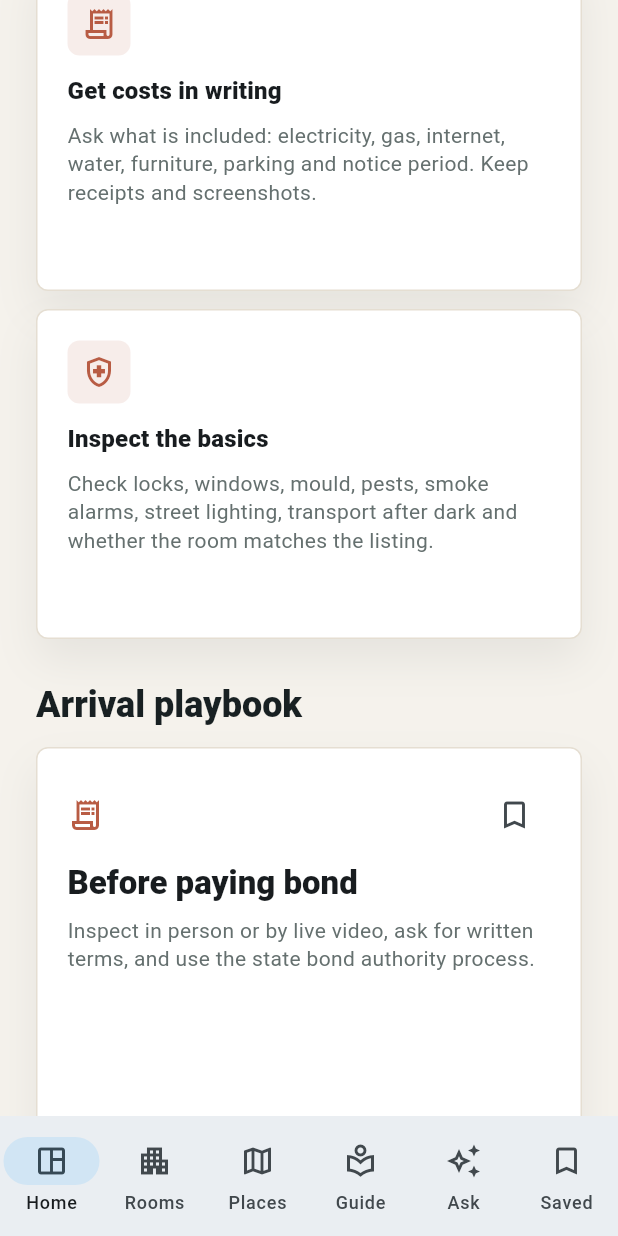
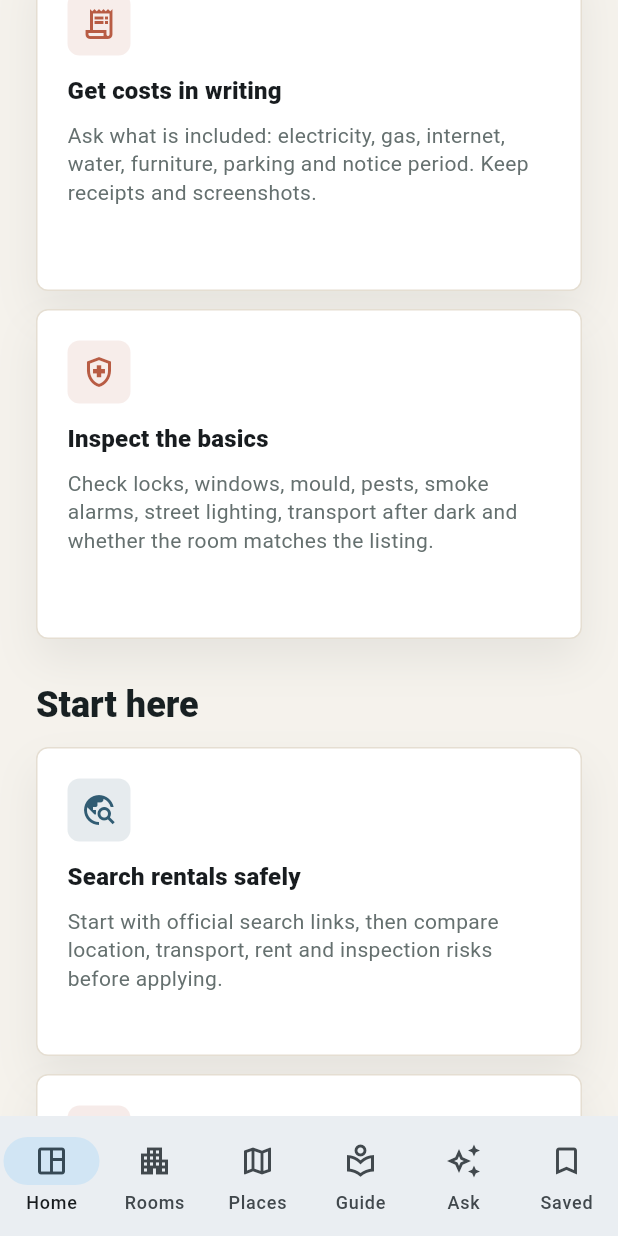
Before and after one commit to samxc/Noobie, a Flutter app: the screen it shows after launch, scrolled down 2304 dp, on a phone screen of 412 x 824 dp. Run offline on Flutter 3.47's test engine with Material 3 defaults, Android fonts, the phone set to English and light mode, and no system bars; our stand-ins replace flutter_tts; network calls fail; Roboto replaces fonts that are missing (Arial).

Commit message:
Move guide content out of home

```diff
--- a/lib/main.dart
+++ b/lib/main.dart
@@ -588,13 +588,8 @@ class OverviewPage extends StatelessWidget {
           action: const Text('before you apply'),
         ),
         const RentalChecklistGrid(),
-        const SectionTitle(title: 'Arrival playbook'),
-        ActionGrid(
-          items: guideItems.take(4).toList(),
-          saved: saved,
-          onToggleSaved: onToggleSaved,
-          onOpenGuide: onOpenGuide,
-        ),
+        const SectionTitle(title: 'Start here'),
+        const HomeStepGrid(),
       ],
     );
   }
@@ -1549,6 +1544,65 @@ class RentalChecklistGrid extends StatelessWidget {
                   const SizedBox(height: 8),
                   Text(
                     item.body,
+                    style: const TextStyle(
+                      color: AppColors.slate,
+                      height: 1.35,
+                    ),
+                  ),
+                ],
+              ),
+            );
+          },
+        );
+      },
+    );
+  }
+}
+
+class HomeStepGrid extends StatelessWidget {
+  const HomeStepGrid({super.key});
+
+  @override
+  Widget build(BuildContext context) {
+    return LayoutBuilder(
+      builder: (context, constraints) {
+        final columns = constraints.maxWidth >= 860 ? 3 : 1;
+        return GridView.builder(
+          shrinkWrap: true,
+          physics: const NeverScrollableScrollPhysics(),
+          itemCount: homeSteps.length,
+          gridDelegate: SliverGridDelegateWithFixedCrossAxisCount(
+            crossAxisCount: columns,
+            crossAxisSpacing: 12,
+            mainAxisSpacing: 12,
+            mainAxisExtent: columns == 1 ? 206 : 198,
+          ),
+          itemBuilder: (context, index) {
+            final step = homeSteps[index];
+            return Panel(
+              child: Column(
+                crossAxisAlignment: CrossAxisAlignment.start,
+                children: [
+                  Container(
+                    width: 42,
+                    height: 42,
+                    decoration: BoxDecoration(
+                      color: step.color.withValues(alpha: 0.12),
+                      borderRadius: BorderRadius.circular(8),
+                    ),
+                    alignment: Alignment.center,
+                    child: Icon(step.icon, color: step.color),
+                  ),
+                  const SizedBox(height: 12),
+                  Text(
+                    step.title,
+                    style: Theme.of(context).textTheme.titleMedium?.copyWith(
+                          fontWeight: FontWeight.w900,
+                        ),
+                  ),
+                  const SizedBox(height: 8),
+                  Text(
+                    step.body,
                     style: const TextStyle(
                       color: AppColors.slate,
                       height: 1.35,
@@ -3284,6 +3338,20 @@ class RentalChecklistItem {
   final String body;
 }
 
+class HomeStep {
+  const HomeStep({
+    required this.icon,
+    required this.title,
+    required this.body,
+    required this.color,
+  });
+
+  final IconData icon;
+  final String title;
+  final String body;
+  final Color color;
+}
+
 class AppPlace {
   const AppPlace({
     required this.id,
@@ -3942,6 +4010,30 @@ const rentalChecklistItems = [
     title: 'Inspect the basics',
     body:
         'Check locks, windows, mould, pests, smoke alarms, street lighting, transport after dark and whether the room matches the listing.',
+  ),
+];
+
+const homeSteps = [
+  HomeStep(
+    icon: Icons.travel_explore,
+    title: 'Search rentals safely',
+    body:
+        'Start with official search links, then compare location, transport, rent and inspection risks before applying.',
+    color: AppColors.inkBlue,
+  ),
+  HomeStep(
+    icon: Icons.map_outlined,
+    title: 'Check nearby essentials',
+    body:
+        'Find groceries, transport, health services and everyday places around the suburb you are considering.',
+    color: AppColors.clay,
+  ),
+  HomeStep(
+    icon: Icons.local_library_outlined,
+    title: 'Read the full guide',
+    body:
+        'Use the Guide section for deeper articles on GP visits, transport, scams, work, banking and student life.',
+    color: AppColors.gold,
   ),
 ];
 
```
